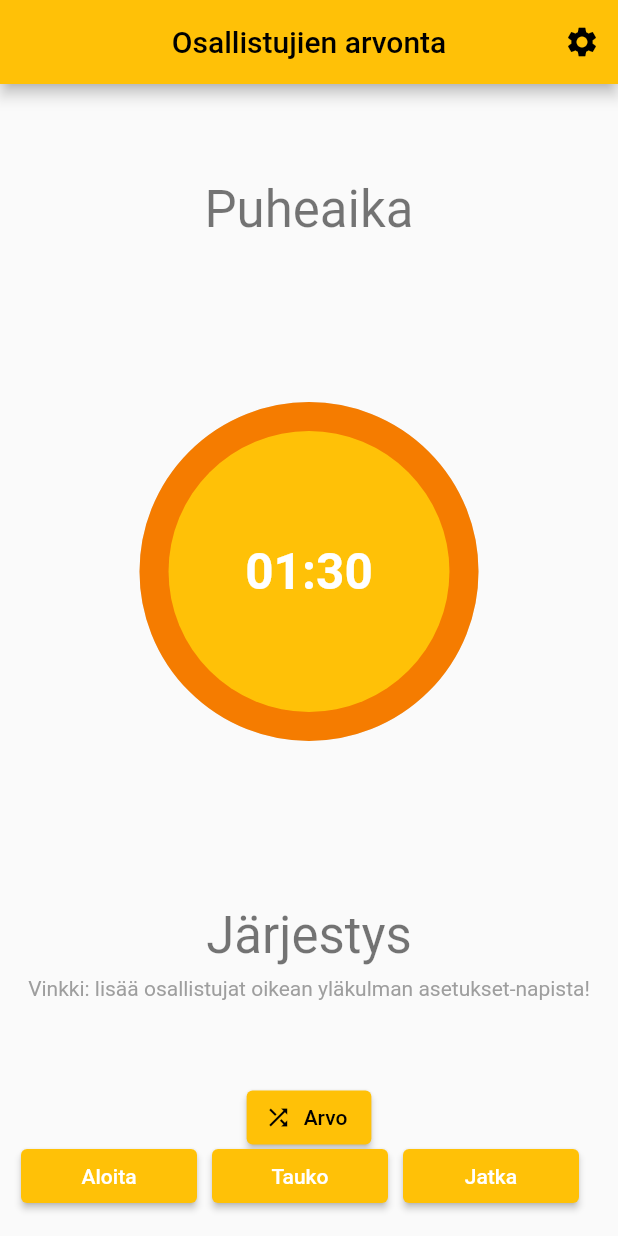
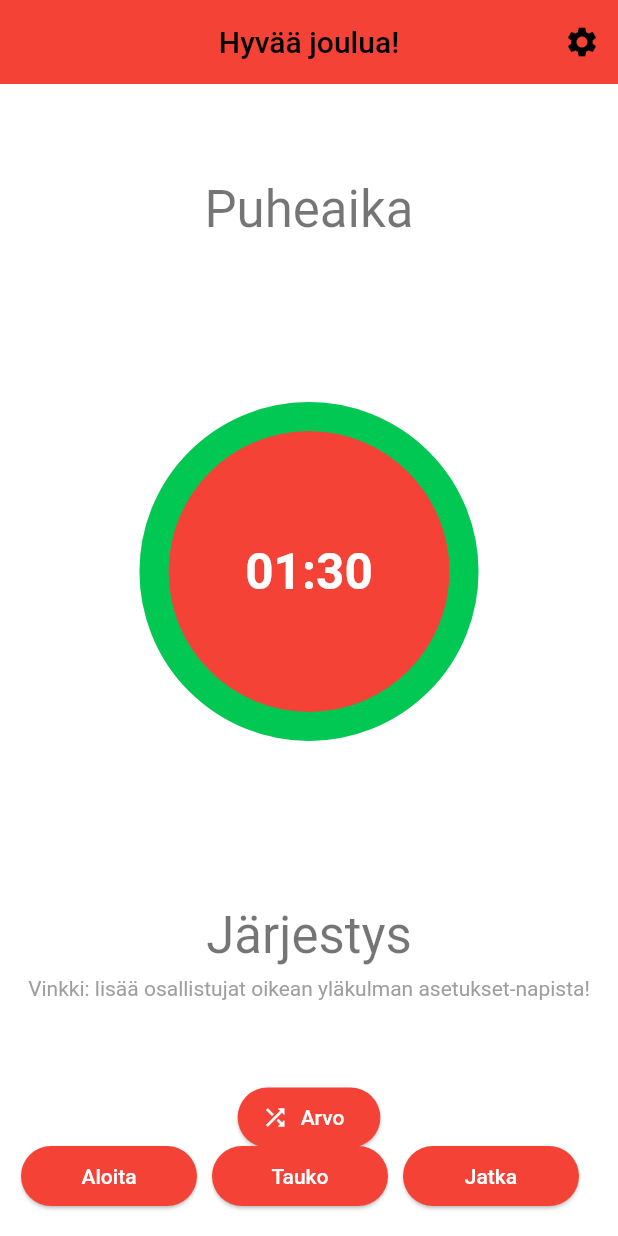
Before and after one commit to areee/flutter_participants_lottery, a Flutter app: the screen it shows after launch, after a tap on "Arvo", on a phone screen of 412 x 824 dp. Run offline on Flutter 3.47's test engine with Material 2 defaults, Android fonts, the phone set to English and light mode, and no system bars; drawn by our look-alikes of circular_countdown_timer; our stand-ins replace google_fonts, shared_preferences; missing offline and left inert: emoji_alert.

Commit message:
Update lottery logic & move to Christmas 2022 theme (#36)
* Remove unnecessary lottery methods

* Rename runLotteryListReturnList -> runLotteryList

* Make simple Christmas themes (light & dark) & clean

* Use Material 3 theme & fix randomize button colors

```diff
--- a/lib/constants.dart
+++ /dev/null
@@ -1,2 +0,0 @@
-/// The 1st June 2022
-DateTime firstSummer2022Day() => DateTime(2022, 6, 1);
--- /dev/null
+++ b/lib/extensions/string_extension.dart
@@ -0,0 +1,6 @@
+extension StringExtension on String {
+  /// Trims and replaces double or more spaces with one space
+  String trimAndReplaceDoubleSpaces() {
+    return trim().replaceAll(RegExp(r'\s{2,}'), ' ');
+  }
+}
--- a/lib/fpl_themes.dart
+++ b/lib/fpl_themes.dart
@@ -1,70 +1,39 @@
 import 'package:flutter/material.dart';
 import 'package:google_fonts/google_fonts.dart';
 
-import 'constants.dart';
-
 ThemeData lightFplTheme(BuildContext context) {
-  return DateTime.now().isAfter(firstSummer2022Day())
-      ? _lightSummer2022Theme(context)
-      : _lightSpring2022Theme(context);
+  return _lightChristmas2022Theme(context);
 }
 
 ThemeData darkFplTheme(BuildContext context) {
-  return DateTime.now().isAfter(firstSummer2022Day())
-      ? _darkSummer2022Theme(context)
-      : _darkSpring2022Theme(context);
+  return _darkChristmas2022Theme(context);
 }
 
-/// Spring 2022 theme for light mode.
-ThemeData _lightSpring2022Theme(BuildContext context) {
+/// Christmas 2022 theme for light mode.
+ThemeData _lightChristmas2022Theme(BuildContext context) {
   return ThemeData(
     colorScheme: ColorScheme.fromSwatch(
-            primarySwatch: Colors.green, brightness: Brightness.light)
-        .copyWith(secondary: Colors.yellowAccent[700]),
-    textTheme: GoogleFonts.fredokaOneTextTheme(
+            primarySwatch: Colors.red, brightness: Brightness.light)
+        .copyWith(secondary: Colors.greenAccent[700]),
+    textTheme: GoogleFonts.mountainsOfChristmasTextTheme(
       Theme.of(context).textTheme,
     ),
+    useMaterial3: true,
   );
 }
 
-/// Spring 2022 theme for dark mode.
-ThemeData _darkSpring2022Theme(BuildContext context) {
+/// Christmas 2022 theme for dark mode.
+ThemeData _darkChristmas2022Theme(BuildContext context) {
   return ThemeData(
     colorScheme: ColorScheme.fromSwatch(
-            primarySwatch: Colors.green, brightness: Brightness.dark)
-        .copyWith(secondary: Colors.yellowAccent[700]),
-    textTheme: GoogleFonts.fredokaOneTextTheme(
+            primarySwatch: Colors.red, brightness: Brightness.dark)
+        .copyWith(secondary: Colors.greenAccent[700]),
+    textTheme: GoogleFonts.mountainsOfChristmasTextTheme(
       Theme.of(context).textTheme.apply(
             bodyColor: Colors.white,
             displayColor: Colors.white,
           ),
     ),
+    useMaterial3: true,
   );
 }
-
-/// Summer 2022 theme for light mode.
-ThemeData _lightSummer2022Theme(BuildContext context) {
-  return ThemeData(
-    colorScheme: ColorScheme.fromSwatch(
-            primarySwatch: Colors.amber, brightness: Brightness.light)
-        .copyWith(secondary: Colors.orange[700]),
-    textTheme: GoogleFonts.fredokaOneTextTheme(
-      Theme.of(context).textTheme,
-    ),
-  );
-}
-
-/// Summer 2022 theme for dark mode.
-ThemeData _darkSummer2022Theme(BuildContext context) {
-  return ThemeData(
-    colorScheme: ColorScheme.fromSwatch(
-            primarySwatch: Colors.amber, brightness: Brightness.dark)
-        .copyWith(secondary: Colors.orange[700]),
-    textTheme: GoogleFonts.fredokaOneTextTheme(
-      Theme.of(context).textTheme.apply(
-            bodyColor: Colors.white,
-            displayColor: Colors.white,
-          ),
-    ),
-  );
-}
--- a/lib/home_page.dart
+++ b/lib/home_page.dart
@@ -93,8 +93,7 @@ class _HomePageState extends State<HomePage> {
 
     final prefs = await SharedPreferences.getInstance();
     setState(() {
-      _participantNamesInList =
-          lottery.runLotteryListReturnList(_participantNamesInList);
+      _participantNamesInList = lottery.runLotteryList(_participantNamesInList);
       prefs.setStringList('participantNamesInList', _participantNamesInList);
     });
   }
@@ -244,7 +243,9 @@ class _HomePageState extends State<HomePage> {
               ),
               label: const Text("Arvo"),
               style: ElevatedButton.styleFrom(
-                  backgroundColor: Theme.of(context).colorScheme.primary),
+                foregroundColor: Theme.of(context).colorScheme.onPrimary,
+                backgroundColor: Theme.of(context).colorScheme.primary,
+              ),
             ),
           ],
         ),
--- a/lib/main.dart
+++ b/lib/main.dart
@@ -16,7 +16,7 @@ class FplApp extends StatelessWidget {
       title: 'Osallistujien arvonta',
       darkTheme: darkFplTheme(context),
       theme: lightFplTheme(context),
-      home: const HomePage(title: 'Osallistujien arvonta'),
+      home: const HomePage(title: 'Hyvää joulua!'),
     );
   }
 }
--- a/lib/src/lottery_logic.dart
+++ b/lib/src/lottery_logic.dart
@@ -1,45 +1,8 @@
-import 'dart:math';
+import 'package:flutter_participants_lottery/extensions/string_extension.dart';
 
-String runLottery(String names) {
-  return runLotteryList(names.split(','));
+List<String> runLotteryList(List<String> names) {
+  names = names.map((e) => e.trimAndReplaceDoubleSpaces()).toList();
+  // Shuffle (randomize) the names
+  names.shuffle();
+  return names;
 }
-
-String runLotteryList(List<String> names) {
-  var reOrderedList = _reOrderList(names);
-  var returnedString = '';
-
-  for (var i = 0; i < reOrderedList.length; i++) {
-    if (i == 0) {
-      returnedString = names[reOrderedList[i]];
-    } else {
-      returnedString = '$returnedString, ${names[reOrderedList[i]]}';
-    }
-  }
-  return returnedString.replaceAll('  ', ' ');
-}
-
-List<String> runLotteryListReturnList(List<String> names) {
-  var reOrderedList = _reOrderList(names);
-  var returnedList = <String>[];
-
-  for (var i = 0; i < reOrderedList.length; i++) {
-    var name = names[reOrderedList[i]];
-    returnedList.add(name);
-  }
-  return returnedList;
-}
-
-/// Returns ordinal numbers of the [names] list in random order
-List<int> _reOrderList(List<String> names) {
-  var reOrderedList = <int>[];
-  var random = Random();
-
-  while (reOrderedList.length != names.length) {
-    var randomNumber = random.nextInt(names.length);
-
-    if (!reOrderedList.contains(randomNumber)) {
-      reOrderedList.add(randomNumber);
-    }
-  }
-  return reOrderedList;
-}
```
Also changed, not shown: 1 other file.
